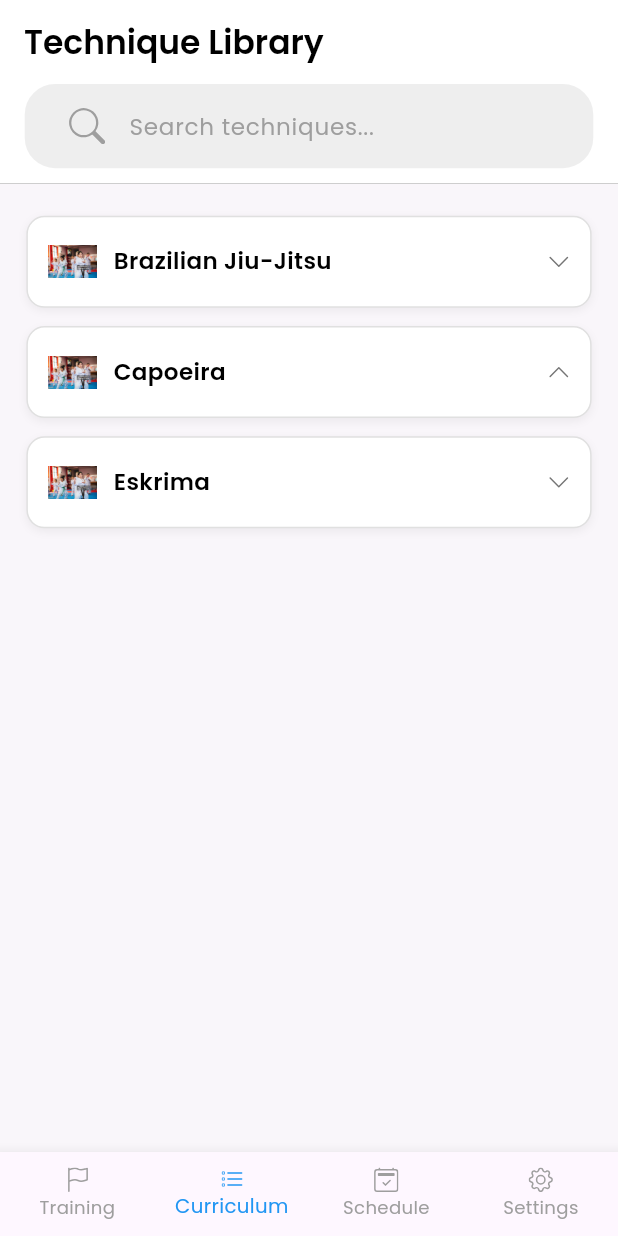
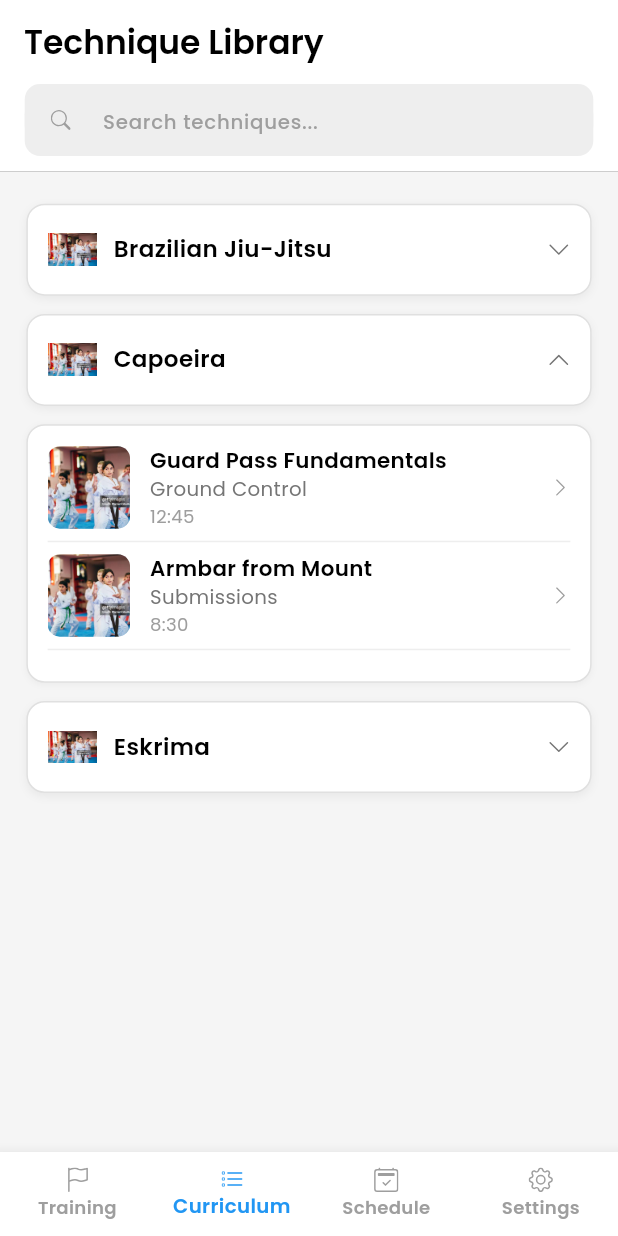
Before and after one commit to sifat5256/arts_academy_app, a Flutter app: the screen it shows after launch, item 2 of the bottom bar chosen, after a tap on "Capoeira", on a phone screen of 412 x 824 dp. Run offline on Flutter 3.47's test engine with Material 3 defaults, Android fonts, the light colour scheme and no system bars; our stand-ins replace bootstrap_icons, chewie, flutter_screenutil, get, google_fonts, video_player.

Commit message:
update 4

```diff
--- a/lib/features/bottom_nav/presentation/pages/main_home_page.dart
+++ b/lib/features/bottom_nav/presentation/pages/main_home_page.dart
@@ -34,13 +34,14 @@ class MainHomePage extends StatelessWidget {
 
           body: pages[controller.selectedIndex],
           bottomNavigationBar: BottomNavigationBar(
+            backgroundColor: Colors.white,
             currentIndex: controller.selectedIndex,
             onTap: controller.changeIndex,
             type: BottomNavigationBarType.fixed,
             selectedItemColor: Colors.blue,
             unselectedItemColor: Colors.grey,
-            selectedLabelStyle: GoogleFonts.poppins(fontSize: 12.sp),
-            unselectedLabelStyle: GoogleFonts.poppins(fontSize: 11.sp),
+            selectedLabelStyle: GoogleFonts.poppins(fontSize: 12.sp,fontWeight: FontWeight.w600),
+            unselectedLabelStyle: GoogleFonts.poppins(fontSize: 11.sp,fontWeight: FontWeight.w600),
             items:  [
               BottomNavigationBarItem(
                 icon: Icon(BootstrapIcons.flag,size: 16.r,),
--- a/lib/features/curriculum/presentation/pages/curriculum_page.dart
+++ b/lib/features/curriculum/presentation/pages/curriculum_page.dart
@@ -18,7 +18,7 @@ class CurriculumPage extends StatelessWidget {
     final controller = Get.put(CurriculumController());
 
     return Scaffold(
-      backgroundColor: Colors.grey.shade100.withOpacity(0.5),
+      backgroundColor: Colors.grey.shade100,
       appBar: AppBar(
         backgroundColor: Colors.white,
         centerTitle: false,
@@ -77,7 +77,20 @@ class CurriculumPage extends StatelessWidget {
               iconImage:     "assets/images/demo.jpg",
               isExpanded: controller.expandedIndex.value == 1,
               onTap: () => controller.toggleSection(1),
-              techniques: [],
+              techniques: [
+                {
+                  "title": "Guard Pass Fundamentals",
+                  "subtitle": "Ground Control",
+                  "duration": "12:45",
+                  "image":     "assets/images/demo.jpg",
+                },
+                {
+                  "title": "Armbar from Mount",
+                  "subtitle": "Submissions",
+                  "duration": "8:30",
+                  "image":     "assets/images/demo.jpg",
+                },
+              ],
             ),
 
             // ==== SECTION 3 ====
--- a/lib/features/curriculum/presentation/widgets/curriculum_section.dart
+++ b/lib/features/curriculum/presentation/widgets/curriculum_section.dart
@@ -74,7 +74,24 @@ class CurriculumSection extends StatelessWidget {
 
         // Expanded list
         if (isExpanded)
-          Column(
+          Container(
+            margin: EdgeInsets.symmetric(horizontal: 16.w, vertical: 6.h),
+            padding: EdgeInsets.all(12.w),
+            decoration: BoxDecoration(
+              color: Colors.white,
+              borderRadius: BorderRadius.circular(12.r),
+              boxShadow: [
+                BoxShadow(
+                  color: Colors.black.withOpacity(0.04),
+                  blurRadius: 3,
+                  offset: const Offset(0, 1),
+                ),
+              ],
+              border: Border.all(
+                  color: Colors.grey.shade300
+              ),
+            ),
+            child: Column(
               children: techniques
                   .map(
                     (tech) => TechniqueItem(
@@ -86,6 +103,7 @@ class CurriculumSection extends StatelessWidget {
               )
                   .toList(),
             ),
+          ),
       ],
     );
   }
--- a/lib/features/curriculum/presentation/widgets/search_box.dart
+++ b/lib/features/curriculum/presentation/widgets/search_box.dart
@@ -26,24 +26,27 @@ class SearchBox extends StatelessWidget {
         child: Column(
           children: [
             Container(
-              padding: EdgeInsets.symmetric(horizontal: 16.w, vertical: 4.h),
+             // padding: EdgeInsets.symmetric(horizontal: 6.w, vertical: 4.h),
               decoration: BoxDecoration(
                 color: Colors.grey.shade200, // background of circular container
-                borderRadius: BorderRadius.circular(20.r), // fully circular
+                borderRadius: BorderRadius.circular(10.r), // fully circular
               ),
               child: Column(
                 children: [
                   TextField(
+
                     decoration: InputDecoration(
+                      isDense: true,
                       hintText: "Search techniques...",
                       hintStyle: GoogleFonts.poppins(
-                        fontSize: 14.sp,
-                        color: Colors.grey[500],
+                        fontSize: 12.sp,
+                        color: Colors.grey,
+                        fontWeight: FontWeight.w500
                       ),
-                      prefixIcon: const Icon(BootstrapIcons.search, color: Colors.grey),
+                      prefixIcon:  Icon(BootstrapIcons.search, color: Colors.grey,size: 13.r,),
                       filled: true,
                       fillColor: Colors.grey.shade200, // match container background
-                      contentPadding: EdgeInsets.symmetric( horizontal: 14.w),
+                      contentPadding: EdgeInsets.symmetric( horizontal: 4.w),
                       border: OutlineInputBorder(
                         borderRadius: BorderRadius.circular(20.r), // circular
                         borderSide: BorderSide.none,
--- a/lib/features/curriculum/presentation/widgets/technique_item.dart
+++ b/lib/features/curriculum/presentation/widgets/technique_item.dart
@@ -20,30 +20,17 @@ class TechniqueItem extends StatelessWidget {
   @override
   Widget build(BuildContext context) {
     return Container(
-      margin: EdgeInsets.symmetric(horizontal: 16.w, vertical: 6.h),
-      padding: EdgeInsets.all(12.w),
-      decoration: BoxDecoration(
-        color: Colors.white,
-        borderRadius: BorderRadius.circular(12.r),
-        boxShadow: [
-          BoxShadow(
-            color: Colors.black.withOpacity(0.04),
-            blurRadius: 3,
-            offset: const Offset(0, 1),
-          ),
-        ],
-        border: Border.all(
-            color: Colors.grey.shade300
-        ),
-      ),
-      child: Row(
+
+      child: Column(
+        children: [
+          Row(
             children: [
               ClipRRect(
                 borderRadius: BorderRadius.circular(8.r),
                 child: Image.asset(
                   imagePath,
-              width: 60.w,
-              height: 60.w,
+                  width: 50.w,
+                  height: 50.w,
                   fit: BoxFit.cover,
                 ),
               ),
@@ -55,7 +42,7 @@ class TechniqueItem extends StatelessWidget {
                     Text(
                       title,
                       style: GoogleFonts.poppins(
-                    fontSize: 12.sp,
+                        fontSize: 13.sp,
                         fontWeight: FontWeight.w600,
                         color: Colors.black,
                       ),
@@ -63,14 +50,14 @@ class TechniqueItem extends StatelessWidget {
                     Text(
                       subtitle,
                       style: GoogleFonts.poppins(
-                    fontSize: 11.sp,
+                        fontSize: 12.sp,
                         color: Colors.grey[600],
                       ),
                     ),
                     Text(
                       duration,
                       style: GoogleFonts.poppins(
-                    fontSize: 10.sp,
+                        fontSize: 11.sp,
                         color: Colors.grey[500],
                       ),
                     ),
@@ -78,6 +65,12 @@ class TechniqueItem extends StatelessWidget {
                 ),
               ),
               Icon(BootstrapIcons.chevron_right, color: Colors.grey, size: 12.sp),
+
+            ],
+          ),
+          Divider(
+            color: Colors.grey.shade200,
+          )
         ],
       ),
     );
--- a/lib/features/schedule/presentation/widgets/full_schedule_bottomsheet.dart
+++ b/lib/features/schedule/presentation/widgets/full_schedule_bottomsheet.dart
@@ -130,7 +130,7 @@ class FullScheduleBottomSheet extends StatelessWidget {
                                         style: GoogleFonts.poppins(
                                           fontSize: 12.sp,
                                           fontWeight: FontWeight.w600,
-                                          color: Color(classMap['color'] as int),
+                                          color: Colors.blue,
                                         ),
                                       ),
                                       SizedBox(height: 2.h),
--- a/lib/features/schedule/presentation/widgets/main_schedule_card.dart
+++ b/lib/features/schedule/presentation/widgets/main_schedule_card.dart
@@ -22,7 +22,7 @@ class MainScheduleCard extends StatelessWidget {
                   Text(
                     data['time'],
                     style: GoogleFonts.poppins(
-                      color: Color(data['color']),
+                      color: Colors.blue,
                       fontWeight: FontWeight.w600,
                       fontSize: 13.sp,
                       letterSpacing: -0.2,
--- a/lib/features/settings/presentation/pages/settings_page.dart
+++ b/lib/features/settings/presentation/pages/settings_page.dart
@@ -13,7 +13,7 @@ class SettingsPage extends StatelessWidget {
   @override
   Widget build(BuildContext context) {
     return Scaffold(
-      backgroundColor:  Colors.grey.shade100.withOpacity(0.5),
+      backgroundColor:  Colors.grey.shade100,
       appBar: AppBar(
         elevation: 0, // remove shadow completely
         surfaceTintColor: Colors.transparent,
--- a/lib/features/training/presentation/controllers/training_controller.dart
+++ b/lib/features/training/presentation/controllers/training_controller.dart
@@ -42,7 +42,7 @@ class TrainingController extends GetxController {
       TrainingModel(
         day: "Tuesday",
         date: "Oct 5",
-        program: "Capoeira",
+        program: "CAPOEIRA",
         title: "Ginga & Basic Movements",
         instructor: "Paris Synder",
         time: "6:30 PM",
@@ -82,7 +82,7 @@ class TrainingController extends GetxController {
       TrainingModel(
         day: "Friday",
         date: "Oct 8",
-        program: "Capoeira",
+        program: "CAPOEIRA",
         title: "Kicks & Dodges",
         instructor: "Paris Synder",
         time: "7:00 PM",
--- a/lib/features/training/presentation/widgets/training_card.dart
+++ b/lib/features/training/presentation/widgets/training_card.dart
@@ -50,8 +50,8 @@ class _TrainingCardState extends State<TrainingCard> {
     final training = widget.training;
     final colorMap = {
       'BJJ': Colors.blue,
-      'CAPOEIRA': Colors.green,
-      'ESKRIMA': Colors.orange,
+      'CAPOEIRA': Colors.teal,
+      'Eskrima': Colors.orange,
     };
 
     return Card(
@@ -73,16 +73,16 @@ class _TrainingCardState extends State<TrainingCard> {
                   children: [
                     Text(training.day,
                         style: GoogleFonts.poppins(
-                            fontSize: 14.sp, fontWeight: FontWeight.w600)),
+                            fontSize: 16.sp, fontWeight: FontWeight.w600)),
                     Text(training.date,
                         style: GoogleFonts.poppins(
-                            fontSize: 12.sp, fontWeight: FontWeight.normal)),
+                            fontSize: 12.sp, fontWeight: FontWeight.w500,color: Colors.grey)),
                   ],
                 ),
                 Container(
                   padding: EdgeInsets.symmetric(horizontal: 8.w, vertical: 4.h),
                   decoration: BoxDecoration(
-                    color: colorMap[training.program]?.withOpacity(0.15),
+                    color: colorMap[training.program]?.withOpacity(0.10),
                     borderRadius: BorderRadius.circular(8.r),
                   ),
                   child: Text(training.program,
@@ -98,7 +98,7 @@ class _TrainingCardState extends State<TrainingCard> {
 
             Text(training.title,
                 style: GoogleFonts.poppins(
-                    fontSize: 15.sp, fontWeight: FontWeight.w600)),
+                    fontSize: 16.sp, fontWeight: FontWeight.w600)),
             Text("with ${training.instructor}",
                 style: GoogleFonts.poppins(
                     fontSize: 13.sp, color: Colors.grey.shade600)),
@@ -108,7 +108,7 @@ class _TrainingCardState extends State<TrainingCard> {
 
             SizedBox(height: 10.h),
 
-            // ✅ Recap Video Section
+
             if (training.videoDuration != null)
               Column(
                 crossAxisAlignment: CrossAxisAlignment.start,
@@ -175,7 +175,7 @@ class _TrainingCardState extends State<TrainingCard> {
                   SizedBox(height: 4.h),
                   Text(
                     "Recap Video",
-                    style: GoogleFonts.poppins(fontSize: 12.sp,color: Colors.grey,fontWeight: FontWeight.w400),
+                    style: GoogleFonts.poppins(fontSize: 12.sp,color: Colors.grey,fontWeight: FontWeight.w600),
                   ),
                 ],
               ),
@@ -225,8 +225,8 @@ class _TrainingCardState extends State<TrainingCard> {
                           ),
                           child: Row(
                             children: [
-                              const Icon(Icons.check,
-                                  size: 14, color: Colors.green),
+                               Icon(Icons.check,
+                                  size: 14, color: Colors.green.shade600),
                               SizedBox(width: 5.w),
                               Text(e,
                                   style: GoogleFonts.poppins(fontSize: 12.sp)),
@@ -247,12 +247,13 @@ class _TrainingCardState extends State<TrainingCard> {
                   child: Row(
                     mainAxisAlignment: MainAxisAlignment.center,
                     children: [
-                      const Icon(Icons.list, size: 18, color: Colors.orange),
+                       Icon(Icons.list, size: 20.r, color: Colors.orange),
                       SizedBox(width: 6.w),
                       Text("Upcoming",
                           style: GoogleFonts.poppins(
                             color: Colors.orange,
-                            fontWeight: FontWeight.w500,
+                            fontWeight: FontWeight.w700,
+                            fontSize: 14.sp
                           )),
                     ],
                   ),
--- a/pubspec.yaml
+++ b/pubspec.yaml
@@ -69,6 +69,7 @@ flutter:
     - assets/videos/demo.mp4
     - assets/videos/
     - assets/images/demo.jpg
+    - assets/images/
 
 
   # An image asset can refer to one or more resolution-specific "variants", see
```
Also changed, not shown: lib/features/schedule/presentation/pages/schedule_page.dart (+25 -4 lines). Lines whose indentation alone changed are shown as unchanged.
